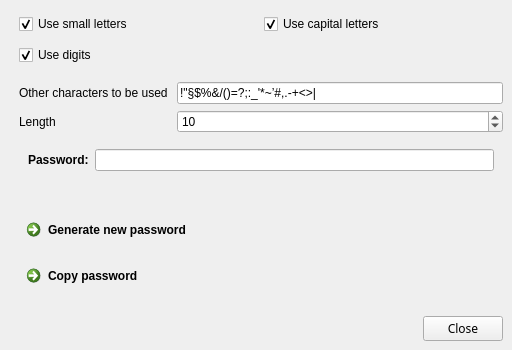
The window that gui/passwordgeneratordialog.ui (Martchus/passwordmanager) describes before a commit, drawn with Qt 5.
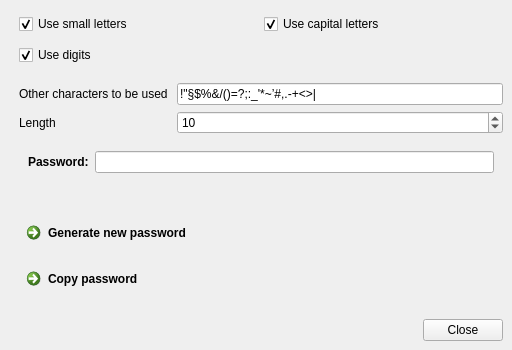
The same window after the commit. Icons and pictures are not drawn.

Commit message: Remove accidentally hard-coded font

Diff of the .ui file:
```diff
--- a/gui/passwordgeneratordialog.ui
+++ b/gui/passwordgeneratordialog.ui
@@ -281,15 +281,6 @@
       </item>
       <item>
        <widget class="QPushButton" name="closePushButton">
-        <property name="font">
-         <font>
-          <family>Segoe UI,Sans</family>
-          <pointsize>9</pointsize>
-          <weight>50</weight>
-          <italic>false</italic>
-          <bold>false</bold>
-         </font>
-        </property>
         <property name="text">
          <string>Close</string>
         </property>
```
Left out of the diff: 3 changed lines with no effect on the pictures.
